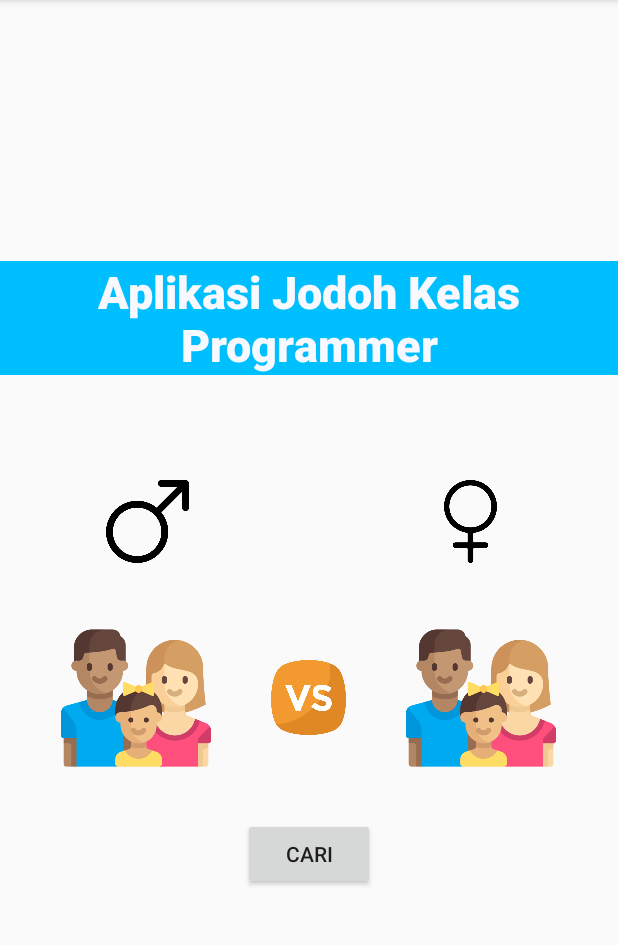
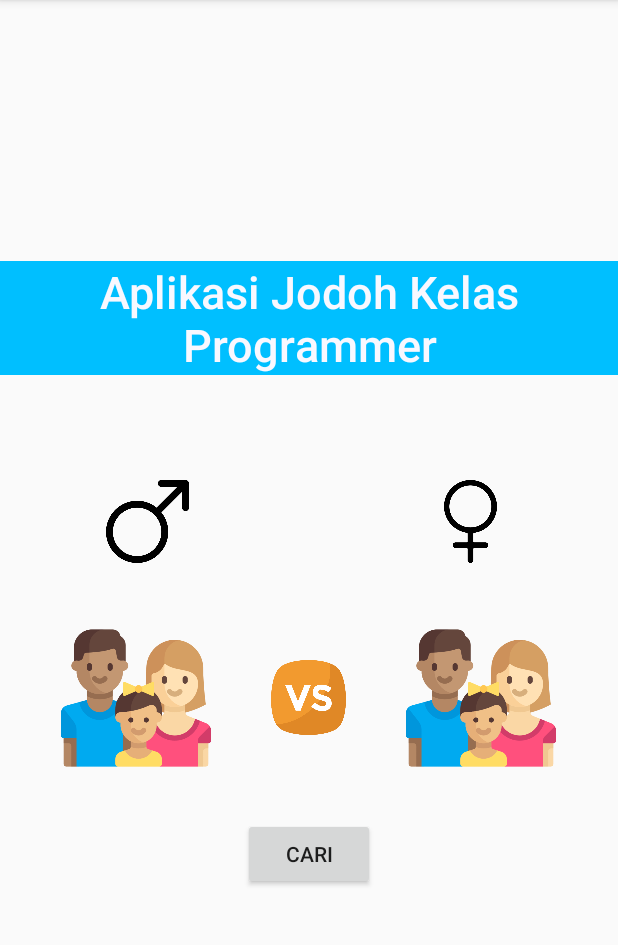
Before and after one commit to Khoirul02/Aplikasi-Pasangan, an Android app: the screen it shows after launch (MainActivity), on a phone screen of 412 x 824 dp, the part 84-1029 px from its top. Run offline under Robolectric (Android 15) with nearby library versions, the phone set to English and light mode, and no system bars.

Commit message:
pasangan pertama v-1

```diff
--- a/app/src/main/res/layout/activity_main.xml
+++ b/app/src/main/res/layout/activity_main.xml
@@ -15,7 +15,7 @@
             android:text="Aplikasi Jodoh Kelas Programmer"
             android:layout_gravity="center"
             android:gravity="center"
-            android:fontFamily="sans-serif-black"
+            android:fontFamily="sans-serif-medium"
             android:textSize="30dp"
             android:textColor="#F8F8FF"
             android:layout_marginBottom="70dp"
```
